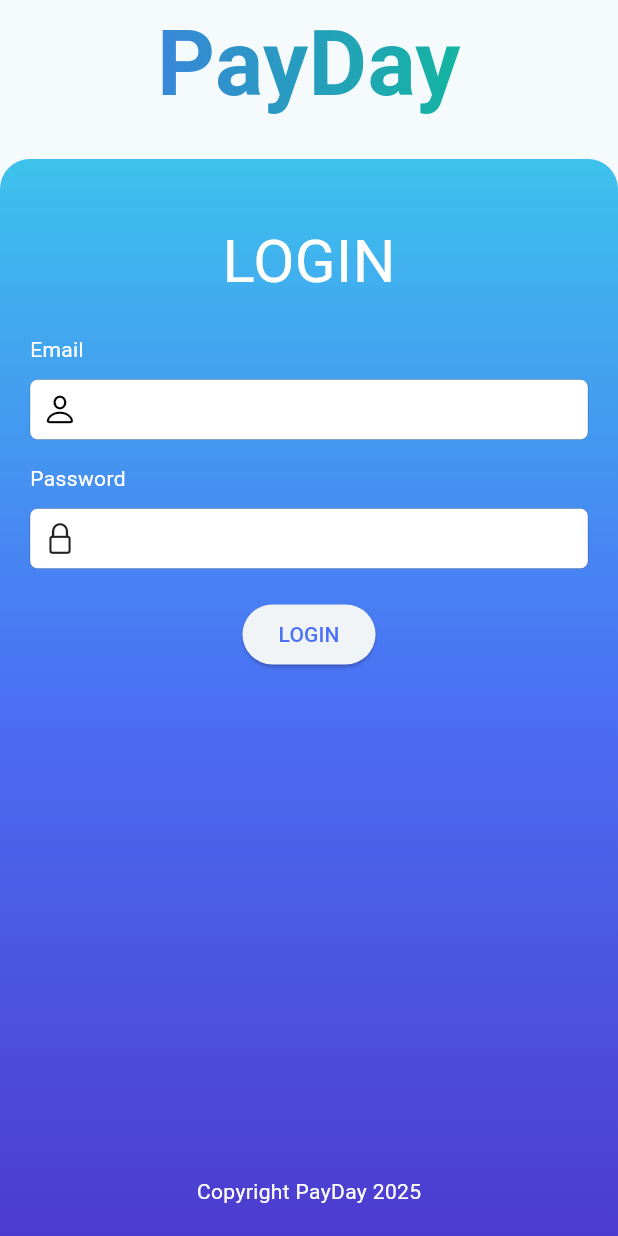
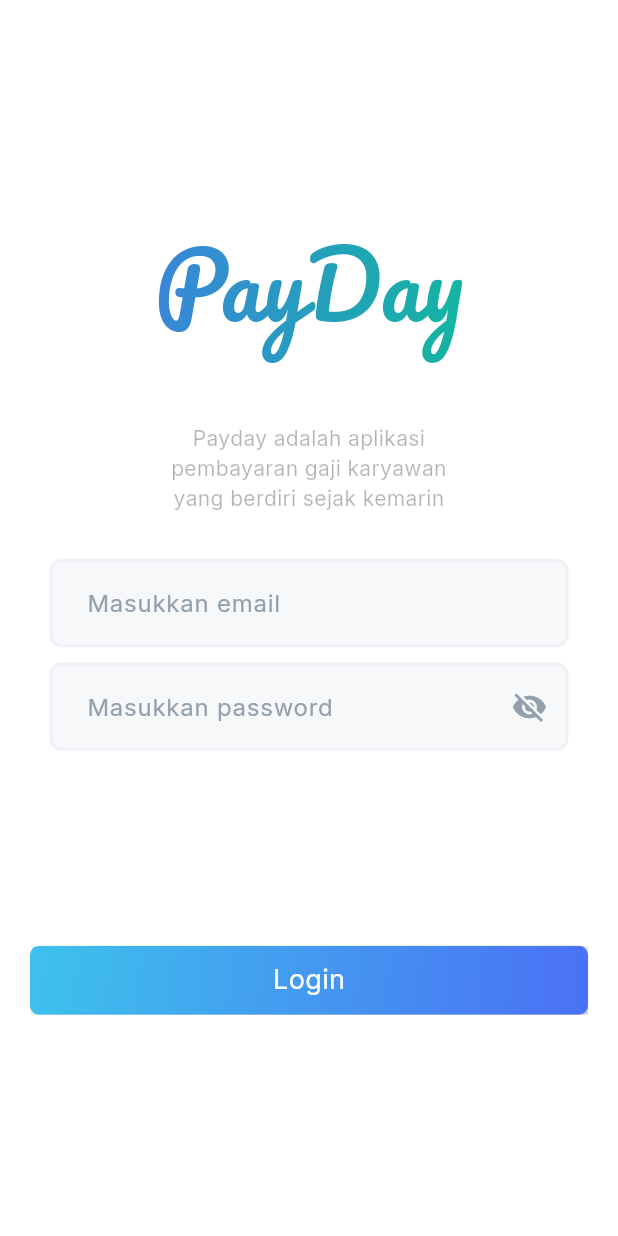
Before and after one commit to edselford/PayDay, a Flutter app: the screen it shows after launch, on a phone screen of 412 x 824 dp. Run offline on Flutter 3.47's test engine with Material 3 defaults, Android fonts, the phone set to English and light mode, and no system bars; our stand-ins replace flutter_secure_storage, flutter_svg, google_fonts; missing offline and left inert: month_year_picker; accounts and stored records are empty.

Commit message:
Change login style

```diff
--- /dev/null
+++ b/flutter/lib/components/custom-textfield.dart
@@ -0,0 +1,73 @@
+import 'package:flutter/material.dart';
+
+class CustomTextField extends StatefulWidget {
+  final TextEditingController controller;
+  final String hint;
+  final bool isPassword;
+  const CustomTextField(
+      {super.key,
+      required this.controller,
+      required this.hint,
+      this.isPassword = false});
+
+  @override
+  State<CustomTextField> createState() => _CustomTextFieldState();
+}
+
+class _CustomTextFieldState extends State<CustomTextField> {
+  bool toggle = false;
+
+  @override
+  Widget build(BuildContext context) {
+    return SizedBox(
+      width: 346,
+      height: 59,
+      child: Container(
+        width: 346,
+        height: 59,
+        decoration: BoxDecoration(
+          borderRadius: BorderRadius.only(
+            topLeft: Radius.circular(8),
+            topRight: Radius.circular(8),
+            bottomLeft: Radius.circular(8),
+            bottomRight: Radius.circular(8),
+          ),
+          color: Color.fromRGBO(247, 248, 249, 1),
+          border: Border.all(
+            color: Color.fromRGBO(238, 241, 247, 1),
+            width: 2,
+          ),
+        ),
+        child: Padding(
+          padding: const EdgeInsets.only(left: 23.0, top: 0),
+          child: Row(
+            children: [
+              Expanded(
+                child: TextField(
+                  controller: widget.controller,
+                  obscureText: widget.isPassword ? !toggle : false,
+                  decoration: InputDecoration(
+                  hintText: widget.hint,
+                  hintStyle: TextStyle(
+                    color: Color.fromRGBO(147, 160, 173, 1),
+                    fontFamily: 'Inter',
+                    fontSize: 16,
+                    fontWeight: FontWeight.normal,
+                    height: 1,
+                  ),
+                  border: InputBorder.none,
+                  ),
+                ),
+              ),
+              widget.isPassword ? IconButton(onPressed: () {
+                setState(() {
+                  toggle = !toggle;
+                });
+              }, icon: Icon(toggle ? Icons.visibility : Icons.visibility_off, color: Color.fromRGBO(147, 160, 173, 1),)) : SizedBox()
+            ],
+          ),
+        ),
+      ),
+    );
+  }
+}
--- a/flutter/lib/main.dart
+++ b/flutter/lib/main.dart
@@ -1,4 +1,5 @@
 import 'package:flutter/material.dart';
+import 'package:google_fonts/google_fonts.dart';
 import 'package:month_year_picker/month_year_picker.dart';
 import 'package:payday/helper.dart';
 import 'package:payday/pages/attendance/attendance.dart';
@@ -24,7 +25,9 @@ class MyApp extends StatelessWidget {
   @override
   Widget build(BuildContext context) {
     return MaterialApp(
-      theme: ThemeData.from(colorScheme: ColorScheme.fromSeed(seedColor: Color(0xff3DC2EC))),
+      theme: ThemeData.from(
+              colorScheme: ColorScheme.light())
+          .copyWith(textTheme: GoogleFonts.interTextTheme()),
       title: 'PayDay',
       localizationsDelegates: const [
         MonthYearPickerLocalizations.delegate,
--- a/flutter/lib/pages/home.dart
+++ b/flutter/lib/pages/home.dart
@@ -202,7 +202,7 @@ class HomePage extends StatelessWidget {
                                                 'Pay Slip',
                                                 style: TextStyle(
                                                     color: Colors.white,
-                                                    fontSize: 24,
+                                                    fontSize: 18,
                                                     fontWeight:
                                                         FontWeight.w500),
                                               ),
@@ -261,7 +261,7 @@ class HomePage extends StatelessWidget {
                                                 'Attendance',
                                                 style: TextStyle(
                                                     color: Colors.white,
-                                                    fontSize: 24,
+                                                    fontSize: 18,
                                                     fontWeight:
                                                         FontWeight.w500),
                                               ),
--- a/flutter/lib/pages/login.dart
+++ b/flutter/lib/pages/login.dart
@@ -1,5 +1,7 @@
 import 'package:flutter/cupertino.dart';
 import 'package:flutter/material.dart';
+import 'package:google_fonts/google_fonts.dart';
+import 'package:payday/components/custom-textfield.dart';
 import 'package:payday/services/auth.dart';
 
 class LoginPage extends StatefulWidget {
@@ -24,114 +26,198 @@ class LoginPageState extends State<LoginPage> {
     Auth.login(context, _emailController.text, _passwordController.text);
   }
 
+  // @override
+  // Widget build(BuildContext context) {
+  //   return Scaffold(
+  //     body: Column(
+  //       mainAxisAlignment: MainAxisAlignment.center,
+  //       crossAxisAlignment: CrossAxisAlignment.stretch,
+  //       children: [
+  //         Text(
+  //           'PayDay',
+  //           style: GoogleFonts.pacifico(
+  //             fontSize: 60,
+  //             foreground: Paint()..shader = LinearGradient(
+  //               colors: <Color>[Color(0xff4B70F5), Color(0xff03C988)],
+  //             ).createShader(Rect.fromLTWH(0.0, 0.0, 400.0, 0.0))
+  //           ),
+  //           textAlign: TextAlign.center,
+  //         ),
+  //         SizedBox(
+  //           height: 20,
+  //         ),
+  //         Expanded(
+  //             child: DecoratedBox(
+  //           decoration: BoxDecoration(
+  //               borderRadius: BorderRadius.only(
+  //                   topLeft: Radius.circular(20),
+  //                   topRight: Radius.circular(20)),
+  //               gradient: LinearGradient(
+  //                   begin: Alignment.topCenter,
+  //                   end: Alignment.bottomCenter,
+  //                   colors: [
+  //                     Color(0xff3DC2EC),
+  //                     Color(0xff4B70F5),
+  //                     Color(0xff4C3BCF),
+  //                   ])),
+  //           child: Padding(
+  //             padding: EdgeInsets.all(20),
+  //             child: Column(
+  //               children: [
+  //                 SizedBox(height: 20),
+  //                 Text(
+  //                   "LOGIN",
+  //                   style: TextStyle(
+  //                       color: Colors.white,
+  //                       fontWeight: FontWeight.normal,
+  //                       fontSize: 40),
+  //                 ),
+  //                 const SizedBox(height: 20),
+  //                 SizedBox(
+  //                   width: double.infinity,
+  //                   child: Padding(
+  //                     padding: EdgeInsets.only(bottom: 10),
+  //                     child: Text(
+  //                       "Email",
+  //                       textAlign: TextAlign.start,
+  //                       style: TextStyle(color: Colors.white),
+  //                     ),
+  //                   ),
+  //                 ),
+  //                 CupertinoTextField(
+  //                   controller: _emailController,
+  //                   keyboardType: TextInputType.emailAddress,
+  //                   prefix: Padding(
+  //                     padding: const EdgeInsets.all(8.0),
+  //                     child: Icon(
+  //                       CupertinoIcons.person,
+  //                       color: Colors.black,
+  //                     ),
+  //                   ),
+  //                 ),
+  //                 const SizedBox(height: 16),
+  //                 SizedBox(
+  //                   width: double.infinity,
+  //                   child: Padding(
+  //                     padding: EdgeInsets.only(bottom: 10),
+  //                     child: Text(
+  //                       "Password",
+  //                       textAlign: TextAlign.start,
+  //                       style: TextStyle(color: Colors.white),
+  //                     ),
+  //                   ),
+  //                 ),
+  //                 CupertinoTextField(
+  //                   controller: _passwordController,
+  //                   obscureText: true,
+  //                   prefix: Padding(
+  //                     padding: const EdgeInsets.all(8.0),
+  //                     child: Icon(CupertinoIcons.lock),
+  //                   ),
+  //                 ),
+  //                 const SizedBox(height: 20),
+  //                 ElevatedButton(
+  //                   onPressed: () => onLogin(),
+  //                   child: const Text('LOGIN', style: TextStyle(color: Color(0xff4B70F5)),),
+  //                 ),
+  //                 Expanded(
+  //                     child: Container(
+  //                   alignment: Alignment.bottomCenter,
+  //                   child: Text(
+  //                     "Copyright PayDay 2025",
+  //                     style: TextStyle(color: Colors.white),
+  //                   ),
+  //                 ))
+  //               ],
+  //             ),
+  //           ),
+  //         ))
+  //       ],
+  //     ),
+  //   );
+  // }
+
   @override
   Widget build(BuildContext context) {
     return Scaffold(
-      body: Column(
+      body: Padding(
+        padding: const EdgeInsets.all(20.0),
+        child: Center(
+          child: Column(
             mainAxisAlignment: MainAxisAlignment.center,
-        crossAxisAlignment: CrossAxisAlignment.stretch,
+            crossAxisAlignment: CrossAxisAlignment.center,
             children: [
               Text(
                 'PayDay',
-            style: TextStyle(
+                style: GoogleFonts.pacifico(
                     fontSize: 60,
-              fontWeight: FontWeight.bold,
-              foreground: Paint()..shader = LinearGradient(
+                    foreground: Paint()
+                      ..shader = LinearGradient(
                         colors: <Color>[Color(0xff4B70F5), Color(0xff03C988)],
-              ).createShader(Rect.fromLTWH(0.0, 0.0, 400.0, 0.0))
-            ),
+                      ).createShader(Rect.fromLTWH(0.0, 0.0, 400.0, 0.0))),
                 textAlign: TextAlign.center,
               ),
+              SizedBox(height: 50),
               SizedBox(
-            height: 20,
+                  width: 200,
+                  child: Text(
+                    "Payday adalah aplikasi pembayaran gaji karyawan yang berdiri sejak kemarin",
+                    style: TextStyle(color: Colors.black.withAlpha(75)),
+                    textAlign: TextAlign.center,
+                  )),
+              SizedBox(
+                height: 30,
               ),
-          Expanded(
-              child: DecoratedBox(
-            decoration: BoxDecoration(
-                borderRadius: BorderRadius.only(
-                    topLeft: Radius.circular(20),
-                    topRight: Radius.circular(20)),
+              CustomTextField(
+                controller: _emailController,
+                hint: "Masukkan email",
+              ),
+              SizedBox(
+                height: 10,
+              ),
+              CustomTextField(
+                controller: _passwordController,
+                hint: "Masukkan password",
+                isPassword: true,
+              ),
+              SizedBox(height: 129,),
+              RawMaterialButton(
+                onPressed: onLogin,
+                child: Ink(
+                  decoration: const BoxDecoration(
                     gradient: LinearGradient(
-                    begin: Alignment.topCenter,
-                    end: Alignment.bottomCenter,
+                      begin: Alignment.topLeft,
+                      end: Alignment.bottomRight,
                       colors: [
                         Color(0xff3DC2EC),
                         Color(0xff4B70F5),
-                      Color(0xff4C3BCF),
-                    ])),
-            child: Padding(
-              padding: EdgeInsets.all(20),
-              child: Column(
-                children: [
-                  SizedBox(height: 20),
-                  Text(
-                    "LOGIN",
+                      ],
+                    ),
+                    borderRadius: BorderRadius.all(Radius.circular(6)),
+                    boxShadow: [
+                      BoxShadow(
+                        color: Color.fromRGBO(0, 0, 0, 0.25),
+                        offset: Offset(2, 2),
+                        blurRadius: 4,
+                      ),
+                    ],
+                  ),
+                  child: Container(
+                    alignment: Alignment.center,
+                    padding: const EdgeInsets.all(10),
+                    child: const Text(
+                      'Login',
                       style: TextStyle(
+                        fontSize: 18,
                         color: Colors.white,
-                        fontWeight: FontWeight.normal,
-                        fontSize: 40),
-                  ),
-                  const SizedBox(height: 20),
-                  SizedBox(
-                    width: double.infinity,
-                    child: Padding(
-                      padding: EdgeInsets.only(bottom: 10),
-                      child: Text(
-                        "Email",
-                        textAlign: TextAlign.start,
-                        style: TextStyle(color: Colors.white),
                       ),
                     ),
                   ),
-                  CupertinoTextField(
-                    controller: _emailController,
-                    keyboardType: TextInputType.emailAddress,
-                    prefix: Padding(
-                      padding: const EdgeInsets.all(8.0),
-                      child: Icon(
-                        CupertinoIcons.person,
-                        color: Colors.black,
                 ),
-                    ),
-                  ),
-                  const SizedBox(height: 16),
-                  SizedBox(
-                    width: double.infinity,
-                    child: Padding(
-                      padding: EdgeInsets.only(bottom: 10),
-                      child: Text(
-                        "Password",
-                        textAlign: TextAlign.start,
-                        style: TextStyle(color: Colors.white),
-                      ),
-                    ),
-                  ),
-                  CupertinoTextField(
-                    controller: _passwordController,
-                    obscureText: true,
-                    prefix: Padding(
-                      padding: const EdgeInsets.all(8.0),
-                      child: Icon(CupertinoIcons.lock),
-                    ),
-                  ),
-                  const SizedBox(height: 20),
-                  ElevatedButton(
-                    onPressed: () => onLogin(),
-                    child: const Text('LOGIN', style: TextStyle(color: Color(0xff4B70F5)),),
-                  ),
-                  Expanded(
-                      child: Container(
-                    alignment: Alignment.bottomCenter,
-                    child: Text(
-                      "Copyright PayDay 2025",
-                      style: TextStyle(color: Colors.white),
-                    ),
-                  ))
+              )
             ],
           ),
         ),
-          ))
-        ],
       ),
     );
   }
--- a/flutter/pubspec.yaml
+++ b/flutter/pubspec.yaml
@@ -39,6 +39,7 @@ dependencies:
   flutter_secure_storage: ^9.2.4
   month_year_picker: ^0.4.0+1
   intl: ^0.19.0
+  google_fonts: ^6.2.1
 
 dev_dependencies:
   flutter_test:
```
Also changed, not shown: flutter/pubspec.lock. Lines whose indentation alone changed are shown as unchanged.
